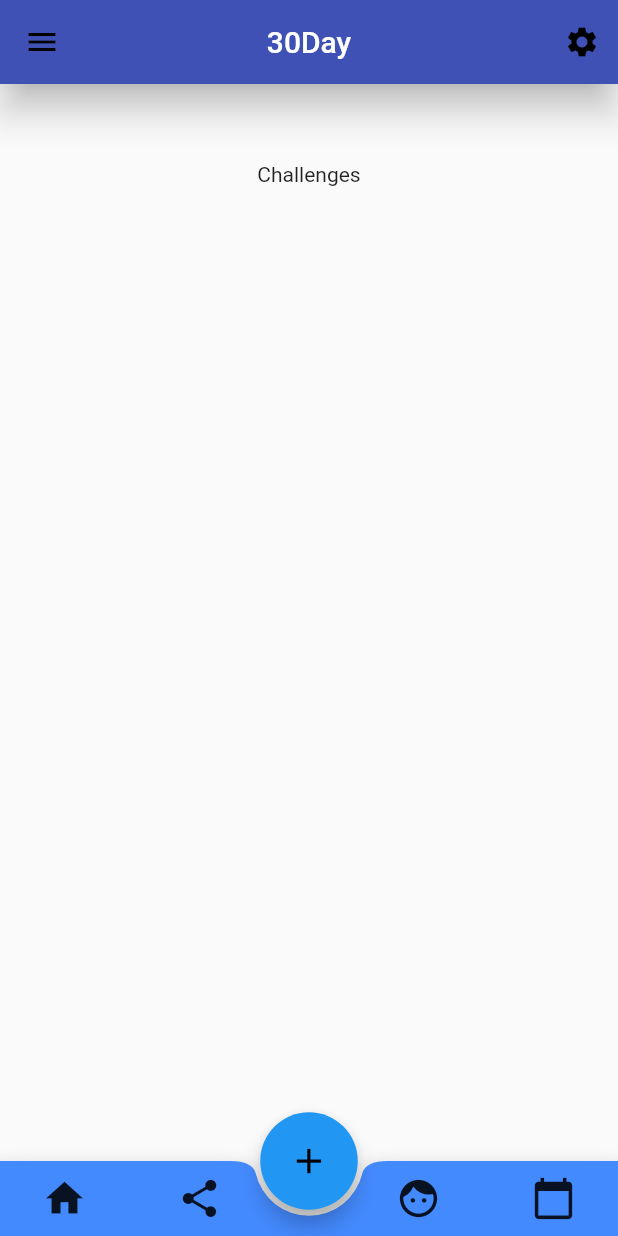
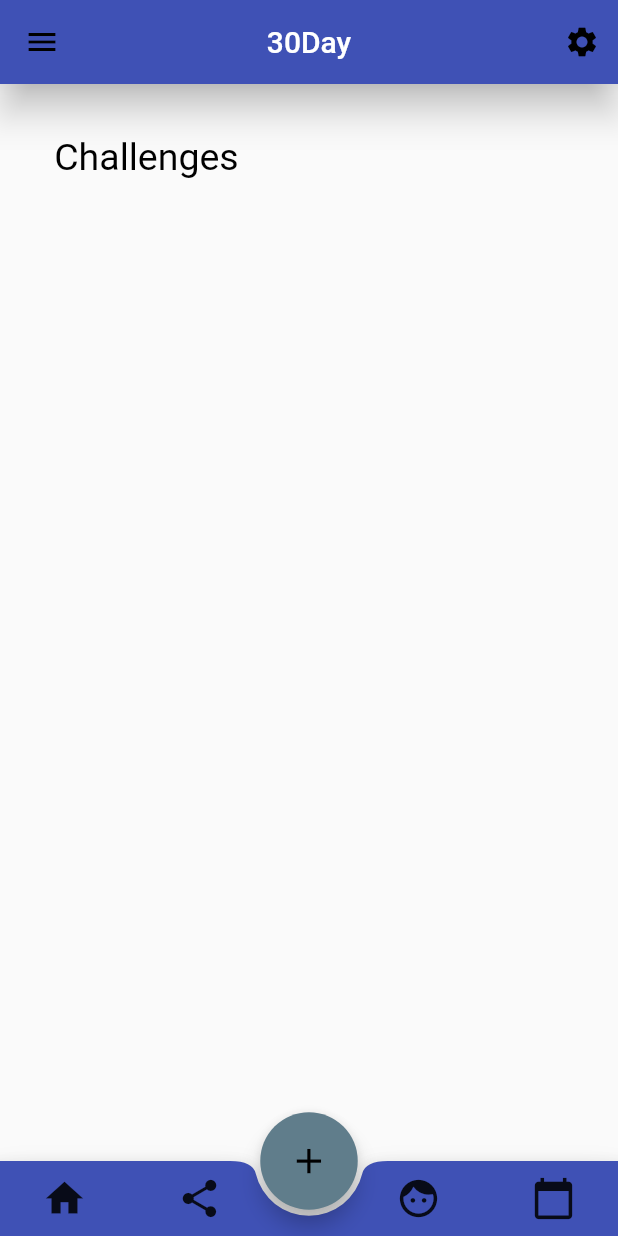
Before and after one commit to esam191/30day, a Flutter app: the ThirtyDay screen opened by its route, on a phone screen of 412 x 824 dp. Run offline on Flutter 3.47's test engine with Material 2 defaults, Android fonts, the phone set to English and light mode, and no system bars.

Commit message:
minor changes

```diff
--- a/thirtyday/lib/main.dart
+++ b/thirtyday/lib/main.dart
@@ -50,7 +50,7 @@ class ThirtyDay extends StatelessWidget {
           ],
         ),
         bottomNavigationBar: BottomAppBar(
-            color: Colors.blueAccent,
+            color: Colors.indigo,
             shape: CircularNotchedRectangle(),
             child: Container(
               height: 50,
@@ -100,9 +100,10 @@ class ThirtyDay extends StatelessWidget {
           children: <Widget>[
             Container(
               child: Align(
-                alignment: Alignment(0.00, -.85),
+                alignment: Alignment(-.75, -.9),
                 child: Text(
-                    'Challenges'),
+                    'Challenges', style: TextStyle(color: Colors.black, fontSize: 25),
+                ),
               ),
             )
             /*
@@ -135,7 +136,7 @@ class ThirtyDay extends StatelessWidget {
             width: 65.0,
             child: FittedBox(
               child: FloatingActionButton(
-                  tooltip: 'Add a new challenge',
+                  tooltip: 'Add a new challenge', backgroundColor: Colors.blueGrey,
                   onPressed: () {
                     /// TODO: add code to enter challenge
                   },
```
